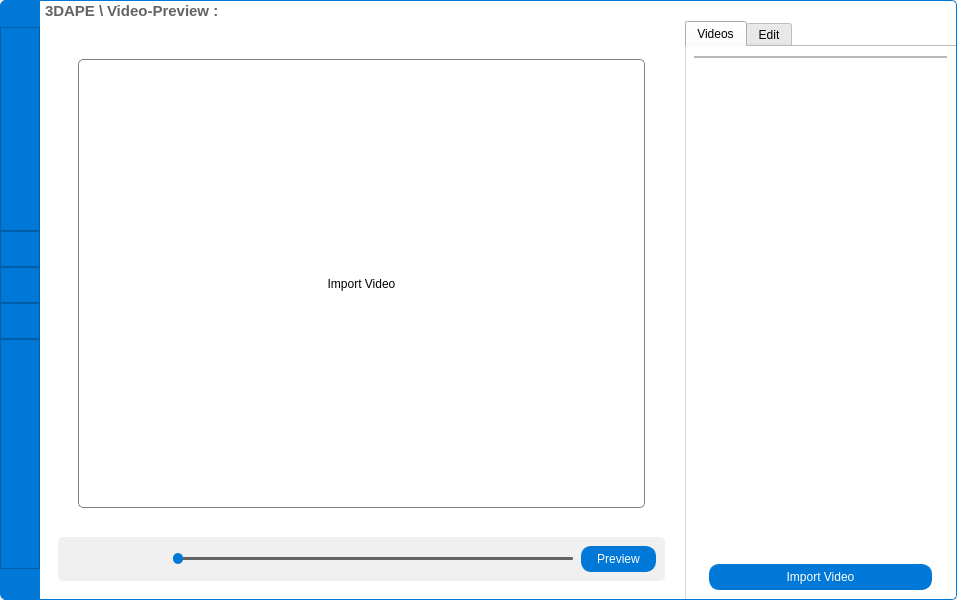
First picture: the form in New.ui, repository PixellQ/3DAPE, before the edit.
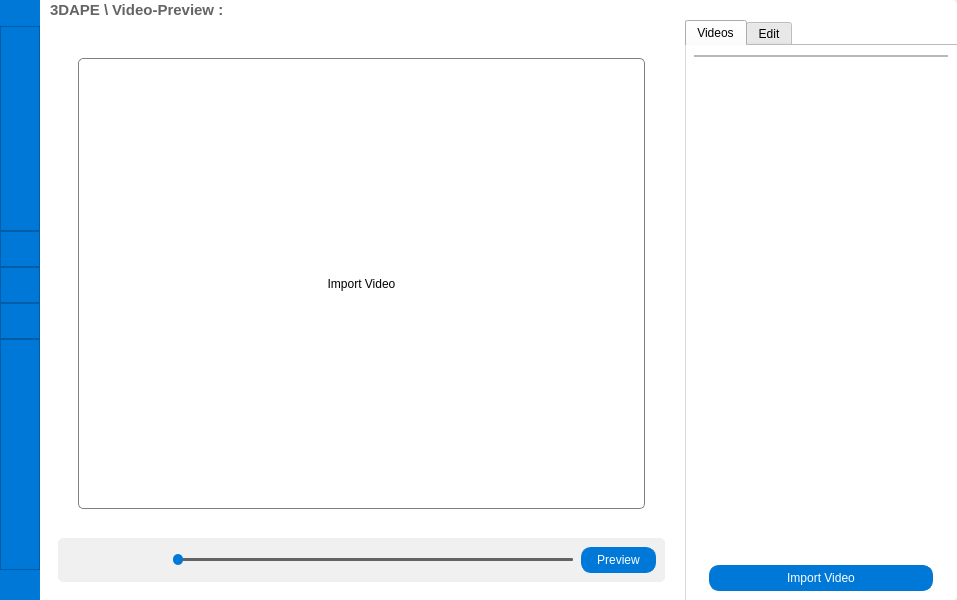
Second picture: the form after the edit. Icons and pictures are not drawn.

```diff
--- a/New.ui
+++ b/New.ui
@@ -34,11 +34,13 @@
      <widget class="QFrame" name="BackgroundFrame">
       <property name="styleSheet">
        <string notr="true">#BackgroundFrame{
-   border-top: 1px solid black; 
+   /*border-top: 1px solid black; 
    border-bottom: 1px solid black; 
-   border-right: 1px solid black; 
+   border-right: 1px solid black;
+   border-left: 1px solid black;
    border-radius: 5px;
-   border-color: rgb(0, 120, 215);
+   border-color: rgb(0, 120, 215);*/
+   margin: -1px;
 }</string>
       </property>
       <property name="frameShape">
@@ -102,7 +104,7 @@
            <widget class="QWidget" name="TitleSection" native="true">
             <property name="styleSheet">
              <string notr="true">QWidget{
-	border-top-left-radius: 5px;
+	/*border-top-left-radius: 5px;*/
 }</string>
             </property>
             <layout class="QGridLayout" name="gridLayout_5">
@@ -432,7 +434,7 @@
            <widget class="QWidget" name="BottomSection" native="true">
             <property name="styleSheet">
              <string notr="true">#BottomSection{
-	border-bottom-left-radius: 5px;
+	/*border-bottom-left-radius: 5px;*/
 }</string>
             </property>
             <layout class="QGridLayout" name="gridLayout_17">
@@ -556,7 +558,7 @@
                  <number>0</number>
                 </property>
                 <property name="leftMargin">
-                 <number>5</number>
+                 <number>10</number>
                 </property>
                 <property name="topMargin">
                  <number>0</number>
@@ -634,7 +636,7 @@
    background-color: rgb(0, 120, 215);
 }
 #CloseButton{
-   border-top-right-radius: 5px;
+   /*border-top-right-radius: 5px;*/
 } 
 #CloseButton:hover{
    background-color: rgb(170, 0, 0);
@@ -1161,8 +1163,8 @@
                                    <rect>
                                     <x>0</x>
                                     <y>0</y>
-                                    <width>254</width>
-                                    <height>500</height>
+                                    <width>255</width>
+                                    <height>502</height>
                                    </rect>
                                   </property>
                                   <property name="styleSheet">
```
